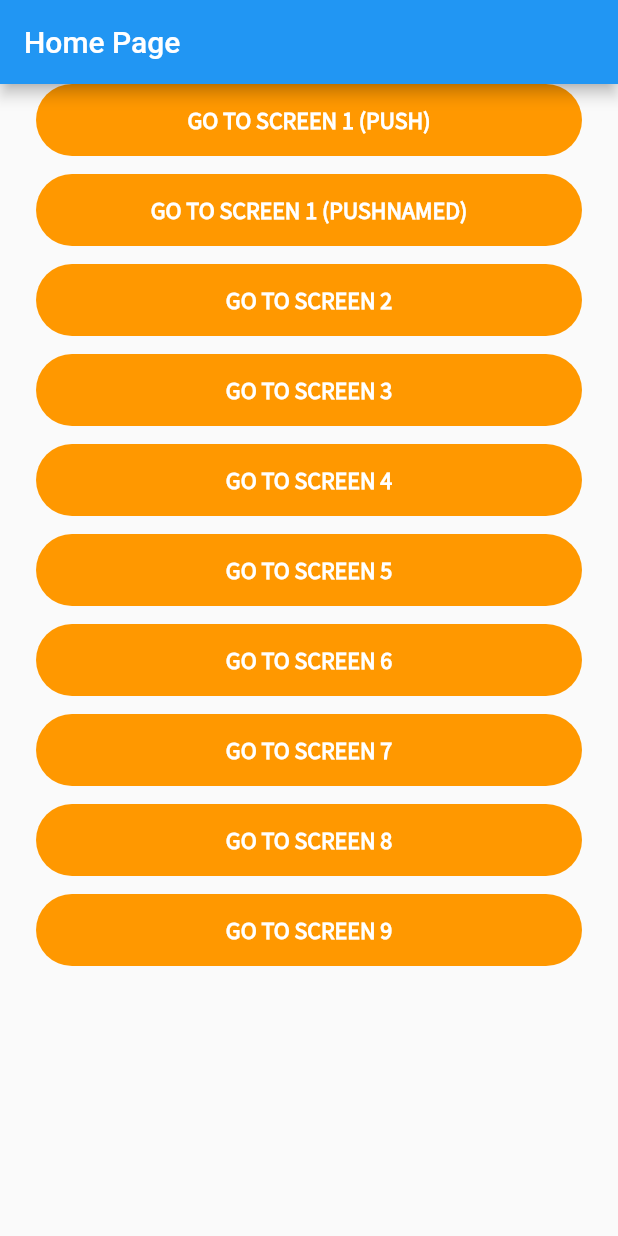
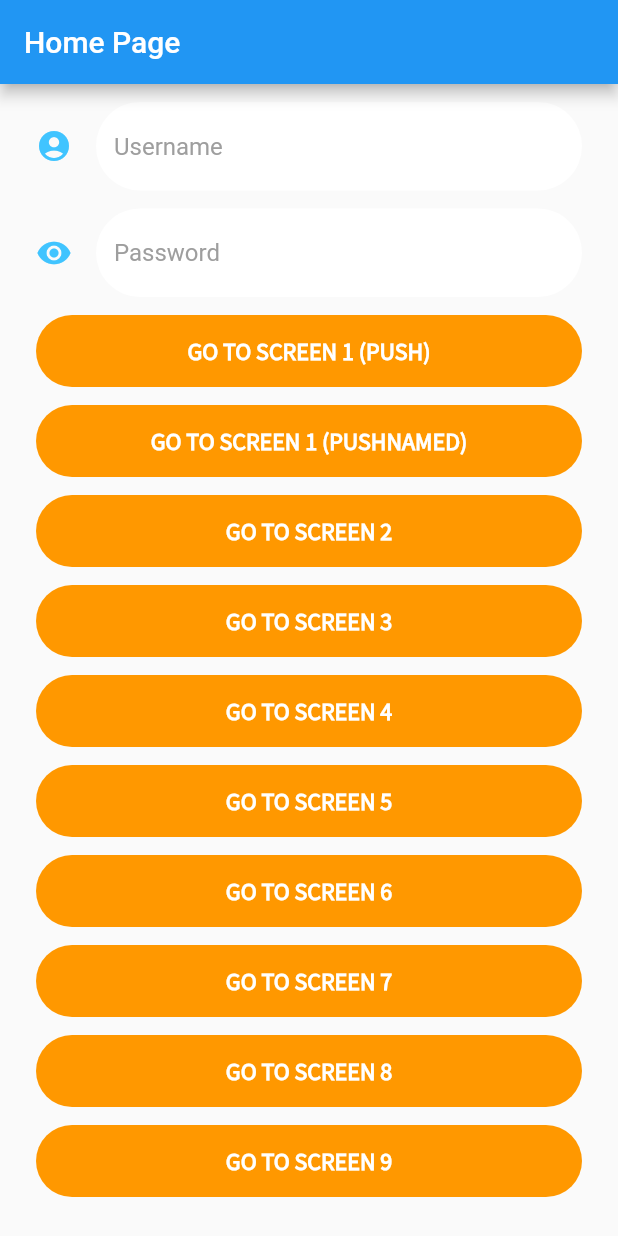
Before and after one commit to giovannipetito/FlutterApp, a Flutter app: the screen it shows after launch, on a phone screen of 412 x 824 dp. Run offline on Flutter 3.47's test engine with Material 2 defaults, Android fonts, the phone set to English and light mode, and no system bars; our stand-ins replace audioplayers, font_awesome_flutter.

Commit message:
implements CustomTextField

```diff
--- a/lib/components/custom_button.dart
+++ b/lib/components/custom_button.dart
@@ -1,5 +1,7 @@
 import 'package:flutter/material.dart';
-import '../constants.dart';
+import '../values/styles.dart';
+import '../values/dimens.dart';
+import '../values/colors.dart';
 
 class CustomButton extends StatelessWidget {
 
--- /dev/null
+++ b/lib/components/custom_text_field.dart
@@ -0,0 +1,35 @@
+import 'package:flutter/material.dart';
+
+class CustomTextField extends StatelessWidget {
+
+  final String hint;
+  final Icon icon;
+
+  CustomTextField({@required this.hint, @required this.icon});
+
+  @override
+  Widget build(BuildContext context) {
+    return Container(
+      margin: EdgeInsets.fromLTRB(24.0, 0.0, 24.0, 0.0),
+      child: TextField(
+        style: TextStyle(
+          color: Colors.black,
+        ),
+        decoration: InputDecoration(
+          filled: true,
+          fillColor: Colors.white,
+          icon: icon,
+          hintText: hint,
+          hintStyle: TextStyle(
+            color: Colors.grey,
+          ),
+          border: OutlineInputBorder(
+            borderRadius: BorderRadius.all(Radius.circular(48.0),
+            ),
+            borderSide: BorderSide.none,
+          ),
+        ),
+      ),
+    );
+  }
+}
--- a/lib/components/icon_content.dart
+++ b/lib/components/icon_content.dart
@@ -1,5 +1,5 @@
 import 'package:flutter/material.dart';
-import '../constants.dart';
+import '../values/styles.dart';
 
 class IconContent extends StatelessWidget {
 
--- a/lib/homepage.dart
+++ b/lib/homepage.dart
@@ -1,5 +1,6 @@
 import 'package:flutter/material.dart';
 import 'package:flutter_app/components/custom_button.dart';
+import 'package:flutter_app/components/custom_text_field.dart';
 import 'screens/screen1.dart';
 
 class HomePage extends StatelessWidget {
@@ -15,6 +16,17 @@ class HomePage extends StatelessWidget {
           children: <Widget>[
             Column(
               children: <Widget>[
+                SizedBox(
+                  height: 12.0,
+                ),
+                CustomTextField(hint: 'Username', icon: Icon(Icons.account_circle, color: Colors.lightBlueAccent,),),
+                SizedBox(
+                  height: 12.0,
+                ),
+                CustomTextField(hint: 'Password', icon: Icon(Icons.remove_red_eye_rounded, color: Colors.lightBlueAccent,),),
+                SizedBox(
+                  height: 12.0,
+                ),
                 CustomButton(
                   buttonText: 'Go To Screen 1 (push)',
                   onTap: () {
--- a/lib/screens/input_page.dart
+++ b/lib/screens/input_page.dart
@@ -3,7 +3,8 @@ import 'package:font_awesome_flutter/font_awesome_flutter.dart';
 import 'package:flutter_app/calculator_brain.dart';
 import '../components/reusable_card.dart';
 import '../components/icon_content.dart';
-import '../constants.dart';
+import '../values/styles.dart';
+import '../values/colors.dart';
 import 'results_page.dart';
 import '../components/custom_button.dart';
 import '../components/round_icon_button.dart';
--- a/lib/screens/results_page.dart
+++ b/lib/screens/results_page.dart
@@ -1,7 +1,8 @@
 import 'package:flutter/material.dart';
 import 'package:flutter_app/components/custom_button.dart';
 import 'package:flutter_app/components/reusable_card.dart';
-import 'package:flutter_app/constants.dart';
+import 'package:flutter_app/values/styles.dart';
+import '../values/colors.dart';
 
 class ResultsPage extends StatelessWidget {
 
--- /dev/null
+++ b/lib/values/colors.dart
@@ -0,0 +1,5 @@
+import 'package:flutter/material.dart';
+
+const kActiveCardColor = Color(0xFF1D1E33);
+const kInactiveCardColor = Color(0xFF111328);
+const kCustomButtonColor = Colors.orange;
--- /dev/null
+++ b/lib/values/dimens.dart
@@ -0,0 +1 @@
+const kCustomButtonHeight = 48.0;
--- a/lib/constants.dart
+++ b/lib/values/styles.dart
@@ -1,9 +1,4 @@
 import 'package:flutter/material.dart';
-
-const kCustomButtonHeight = 48.0;
-const kActiveCardColor = Color(0xFF1D1E33);
-const kInactiveCardColor = Color(0xFF111328);
-const kCustomButtonColor = Colors.orange;
 
 const kCustomButtonTextStyle = TextStyle(
   fontSize: 16.0,
```
Also changed, not shown: lib/quiz_brain.dart (+14 -13 lines), lib/values/strings.dart (added, +13 -0 lines).
